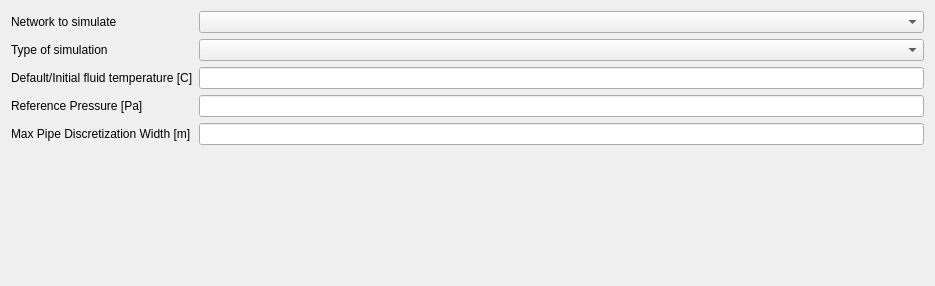
ghorwin/SIM-VICUS, file SIM-VICUS/src/SVSimulationNetworkOptions.ui: the form before one commit.
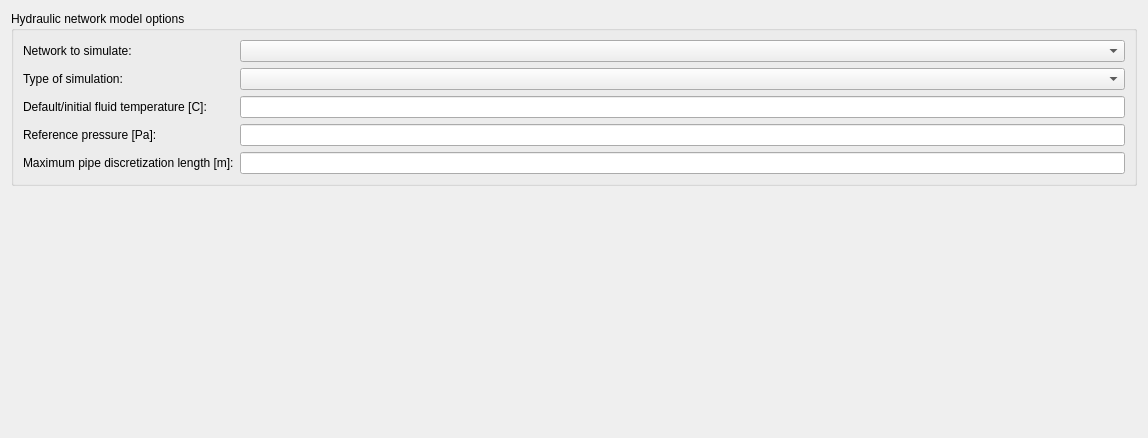
The form after the commit. Custom widgets are drawn as their Qt base class.

Commit message: Major overhaul of simulation start dialog.

```diff
--- a/SIM-VICUS/src/SVSimulationNetworkOptions.ui
+++ b/SIM-VICUS/src/SVSimulationNetworkOptions.ui
@@ -6,72 +6,94 @@
    <rect>
     <x>0</x>
     <y>0</y>
-    <width>935</width>
-    <height>286</height>
+    <width>1148</width>
+    <height>438</height>
    </rect>
   </property>
   <property name="windowTitle">
    <string>Form</string>
   </property>
-  <layout class="QFormLayout" name="formLayout">
-   <item row="0" column="0">
-    <widget class="QLabel" name="label_3">
+  <layout class="QVBoxLayout" name="verticalLayout">
+   <item>
+    <widget class="QGroupBox" name="groupBox">
+     <property name="title">
+      <string>Hydraulic network model options</string>
+     </property>
+     <layout class="QGridLayout" name="gridLayout">
+      <item row="3" column="0">
+       <widget class="QLabel" name="label_5">
      <property name="text">
-      <string>Network to simulate</string>
+         <string>Reference pressure [Pa]:</string>
      </property>
     </widget>
    </item>
    <item row="0" column="1">
     <widget class="QComboBox" name="comboBoxNetwork"/>
    </item>
+      <item row="3" column="1">
+       <widget class="QtExt::ValidatingLineEdit" name="lineEditReferencePressure">
+        <property name="text">
+         <string/>
+        </property>
+       </widget>
+      </item>
    <item row="1" column="0">
     <widget class="QLabel" name="label_2">
      <property name="text">
-      <string>Type of simulation</string>
+         <string>Type of simulation:</string>
      </property>
     </widget>
    </item>
    <item row="1" column="1">
     <widget class="QComboBox" name="comboBoxModelType"/>
    </item>
+      <item row="4" column="1">
+       <widget class="QtExt::ValidatingLineEdit" name="lineEditMaxPipeDiscretization">
+        <property name="text">
+         <string/>
+        </property>
+       </widget>
+      </item>
    <item row="2" column="0">
     <widget class="QLabel" name="label_4">
      <property name="text">
-      <string>Default/Initial fluid temperature [C]</string>
+         <string>Default/initial fluid temperature [C]:</string>
      </property>
     </widget>
    </item>
    <item row="2" column="1">
     <widget class="QtExt::ValidatingLineEdit" name="lineEditDefaultFluidTemperature"/>
    </item>
-   <item row="3" column="0">
-    <widget class="QLabel" name="label_5">
+      <item row="0" column="0">
+       <widget class="QLabel" name="label_3">
      <property name="text">
-      <string>Reference Pressure [Pa]</string>
-     </property>
-    </widget>
-   </item>
-   <item row="3" column="1">
-    <widget class="QtExt::ValidatingLineEdit" name="lineEditReferencePressure">
-     <property name="text">
-      <string/>
+         <string>Network to simulate:</string>
      </property>
     </widget>
    </item>
    <item row="4" column="0">
     <widget class="QLabel" name="label_6">
      <property name="text">
-      <string>Max Pipe Discretization Width [m]</string>
+         <string>Maximum pipe discretization length [m]:</string>
      </property>
     </widget>
    </item>
-   <item row="4" column="1">
-    <widget class="QtExt::ValidatingLineEdit" name="lineEditMaxPipeDiscretization">
-     <property name="text">
-      <string/>
-     </property>
+     </layout>
     </widget>
    </item>
+   <item>
+    <spacer name="verticalSpacer">
+     <property name="orientation">
+      <enum>Qt::Vertical</enum>
+     </property>
+     <property name="sizeHint" stdset="0">
+      <size>
+       <width>20</width>
+       <height>40</height>
+      </size>
+     </property>
+    </spacer>
+   </item>
   </layout>
  </widget>
  <customwidgets>
```
Lines whose indentation alone changed are shown as unchanged. The commit also changes 12 other files.
